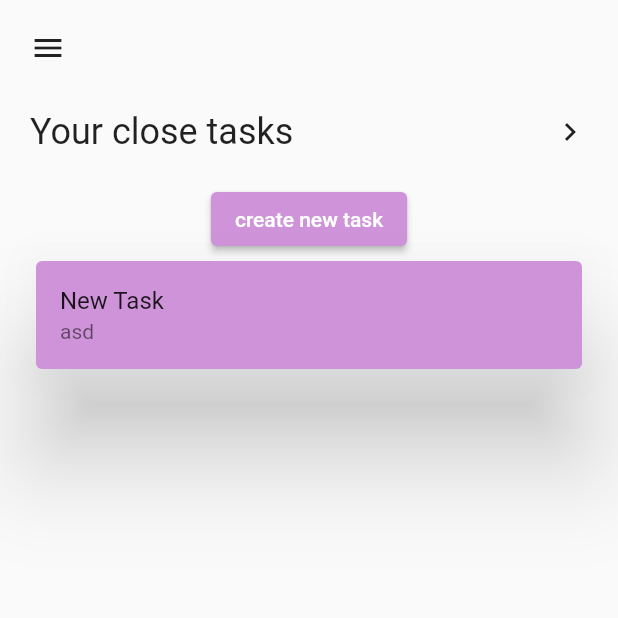
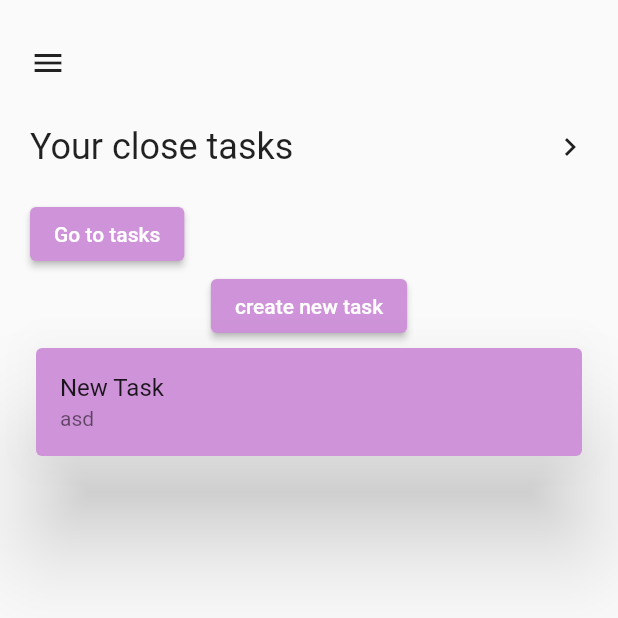
Before and after one commit to Omer-Demirtas/tasker, a Flutter app: the screen it shows after launch, after a tap on "create new task", on a phone screen of 412 x 824 dp, the top half of it. Run offline on Flutter 3.47's test engine with Material 2 defaults, Android fonts, the phone set to English and light mode, and no system bars; our stand-ins replace bloc, flutter_bloc.

Commit message:
task view created.

```diff
--- a/lib/core/view/home/home_view.dart
+++ b/lib/core/view/home/home_view.dart
@@ -2,6 +2,7 @@ import 'package:flutter/material.dart';
 import 'package:flutter_bloc/flutter_bloc.dart';
 import 'package:tasker/core/cubit/task/task_cubit.dart';
 import 'package:tasker/core/model/task.dart';
+import 'package:tasker/core/view/Task/task_view.dart';
 import 'package:tasker/core/view/add_task/add_task_view.dart';
 import 'package:tasker/core/widget/section_title.dart';
 
@@ -14,18 +15,26 @@ class HomeView extends StatelessWidget
     return SafeArea(
       child: Scaffold(
         body: Padding(
-          padding: const EdgeInsets.symmetric(horizontal: 20),
+          padding: const EdgeInsets.only(top: 10, left: 20, right: 20),
           child: Column(
             children: [
               Padding(
                   padding: const EdgeInsets.only(top: 20, bottom: 10),
                   child: Row(
-                    children: [
+                    children: const [
                       Icon(Icons.menu),
                     ],
                   )
               ),
-              SectionTitle(),
+              const SectionTitle(),
+              Row(
+                children: [
+                  ElevatedButton(
+                      onPressed: () => Navigator.pushNamed(context, TaskView.taskViewRoute),
+                      child: const Text('Go to tasks')
+                  )
+                ],
+              ),
               Expanded(
                   child: SizedBox.expand(
                     child: SingleChildScrollView(
--- a/lib/main.dart
+++ b/lib/main.dart
@@ -1,4 +1,5 @@
 import 'package:flutter/material.dart';
+import 'package:tasker/core/view/Task/task_view.dart';
 import 'package:tasker/core/view/add_task/add_task_view.dart';
 import 'package:tasker/core/view/home/home_view.dart';
 
@@ -20,12 +21,9 @@ class MyApp extends StatelessWidget {
         ),
       ),
       routes: {
-        AddTaskView.addTaskViewRoute: (context) => const AddTaskView()
+        AddTaskView.addTaskViewRoute: (context) => const AddTaskView(),
+        TaskView.taskViewRoute: (context) => const TaskView()
       },
-      // Provide a function to handle named routes.
-      // Use this function to identify the named
-      // route being pushed, and create the correct
-      // Screen.
       onGenerateRoute: (settings) {
         if (settings.name == AddTaskView.addTaskViewRoute) {
           final args = settings.arguments;
```
Also changed, not shown: lib/core/view/Task/task_view.dart (added, +120 -0 lines).
